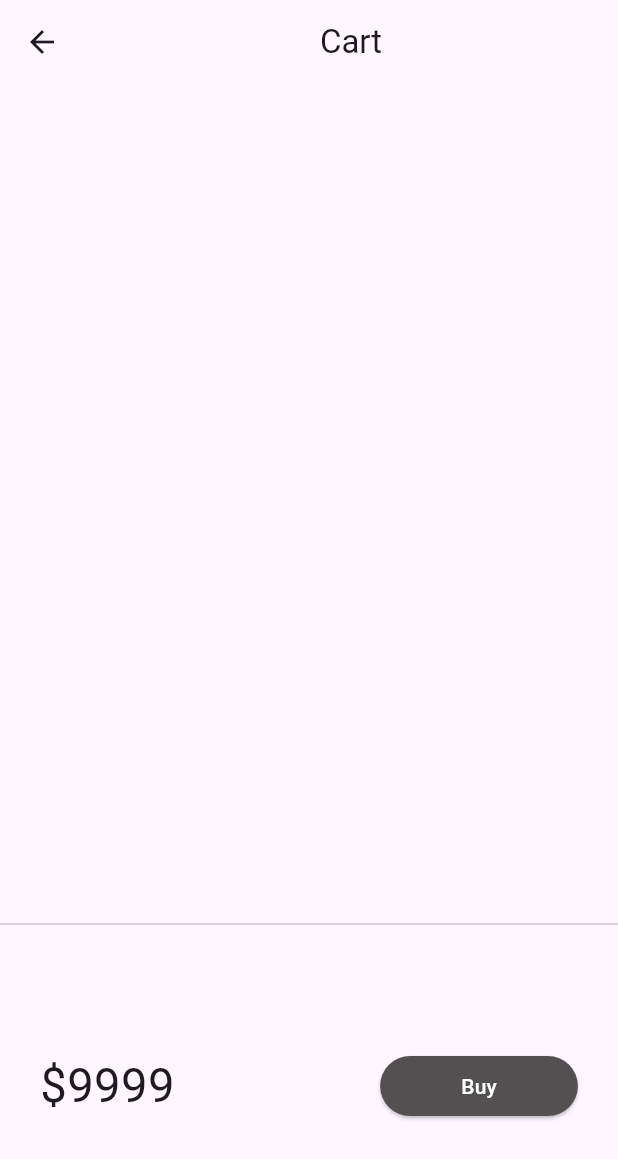
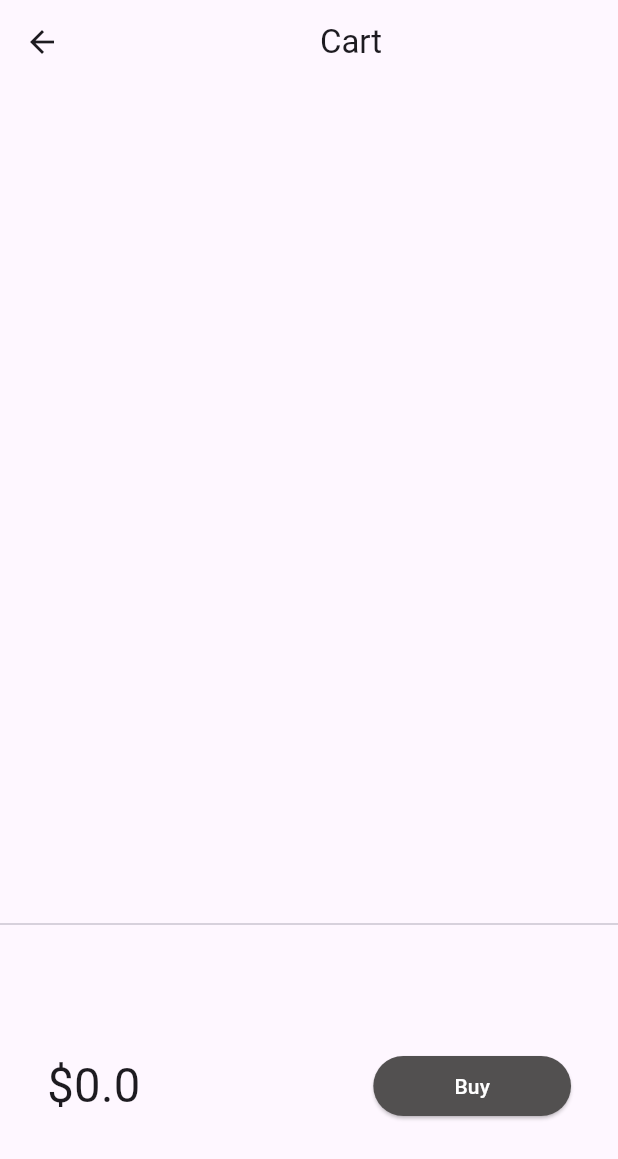
Before and after one commit to devansh370R/CatelogApp30, a Flutter app: the screen it shows after launch, on a phone screen of 412 x 824 dp. Shown: the top 1159 px of the screen. Run offline on Flutter 3.47's test engine with Material 3 defaults, Android fonts, the phone set to English and light mode, and no system bars; our stand-ins replace cached_network_image, velocity_x.

Commit message:
Day16 completed add  Add to cart functionality and show in cart page

```diff
--- a/lib/Pages/cartPage.dart
+++ b/lib/Pages/cartPage.dart
@@ -1,5 +1,6 @@
 import 'package:flutter/cupertino.dart';
 import 'package:flutter/material.dart';
+import 'package:flutter_30days/models/cart.dart';
 import 'package:velocity_x/velocity_x.dart';
 
 class CartPage extends StatelessWidget {
@@ -28,12 +29,13 @@ class _CartTotal extends StatelessWidget {
 
   @override
   Widget build(BuildContext context) {
+    final _cart = CartModel();
     return SizedBox(
       height: 200,
       child: Row(
         mainAxisAlignment: MainAxisAlignment.spaceAround,
         children: [
-          "\$${9999}".text.xl4.make(),
+          "\$${_cart.totalPrice}".text.xl4.make(),
           30.widthBox,
           ElevatedButton(
             onPressed: () {
@@ -59,20 +61,38 @@ class _CartList extends StatefulWidget {
 }
 
 class __CartListState extends State<_CartList> {
+  final _cart = CartModel();
+
   @override
   Widget build(BuildContext context) {
+    final cartItems = _cart.items;
     return ListView.builder(
       itemBuilder: (context, index) {
-        ListTile(
-          leading: const Icon(Icons.done),
+        final cartItems = _cart.items.toList();
+        return ListTile(
+          title: cartItems[index].name.text.make(),
+          leading: Icon(Icons.done),
           trailing: IconButton(
-            icon: const Icon(Icons.remove_circle_outline),
+            icon: Icon(Icons.remove_circle_outline_outlined),
             onPressed: () {},
           ),
-          title: "Item 1".text.make(),
         );
       },
-      itemCount: 5,
+      itemCount: _cart.items?.length ?? 0,
     );
+    // return ListView.builder(
+    //   itemBuilder: (context, index) {
+    //     final cartItems = _cart.items.toList();
+    //     return ListTile(
+    //       leading: const Icon(Icons.done),
+    //       trailing: IconButton(
+    //         icon: const Icon(Icons.remove_circle_outline),
+    //         onPressed: () {},
+    //       ),
+    //       title: cartItems[index].name.text.make(),
+    //     );
+    //   },
+    //   itemCount: _cart.items?.length ?? 0,
+    // );
   }
 }
--- a/lib/models/cart.dart
+++ b/lib/models/cart.dart
@@ -1,6 +1,10 @@
+import 'package:flutter/foundation.dart';
 import 'package:flutter_30days/models/catelog.dart';
 
 class CartModel {
+  static final cartModel = CartModel._internal();
+  CartModel._internal();
+  factory CartModel() => cartModel;
   late CatelogModel _catelog;
   final List<int> _itemIds = [];
 
@@ -11,19 +15,18 @@ class CartModel {
     _catelog = newCatelogModel;
   }
 
-  Iterable<ItemClass> get items =>
-      _itemIds.map((id) => _catelog.getById(id)).toList();
+  Iterable<ItemClass> get items {
+    return _itemIds.map((id) => _catelog.getById(id)).toList();
+  }
 
   num get totalPrice =>
       items.fold(0.0, (total, current) => total + current.price);
 
   void add(ItemClass item) {
-    final List<num> _itemIds = [];
-    _itemIds.add(item.id);
+    _itemIds.add(item.id as int);
   }
 
   void remove(ItemClass item) {
-    final List<num> _itemIds = [];
     _itemIds.remove(item.id);
   }
 }
--- a/lib/models/catelog.dart
+++ b/lib/models/catelog.dart
@@ -29,6 +29,11 @@ class ItemClass {
 }
 
 class CatelogModel {
+  static final catelog = CatelogModel._internal();
+  CatelogModel._internal();
+  factory CatelogModel() => catelog;
+  late CatelogModel _catelog;
+
   static List<ItemClass> items = [];
 
   ItemClass getById(int id) =>
```
Also changed, not shown: lib/Pages/homePage.dart (+40 -6 lines).
